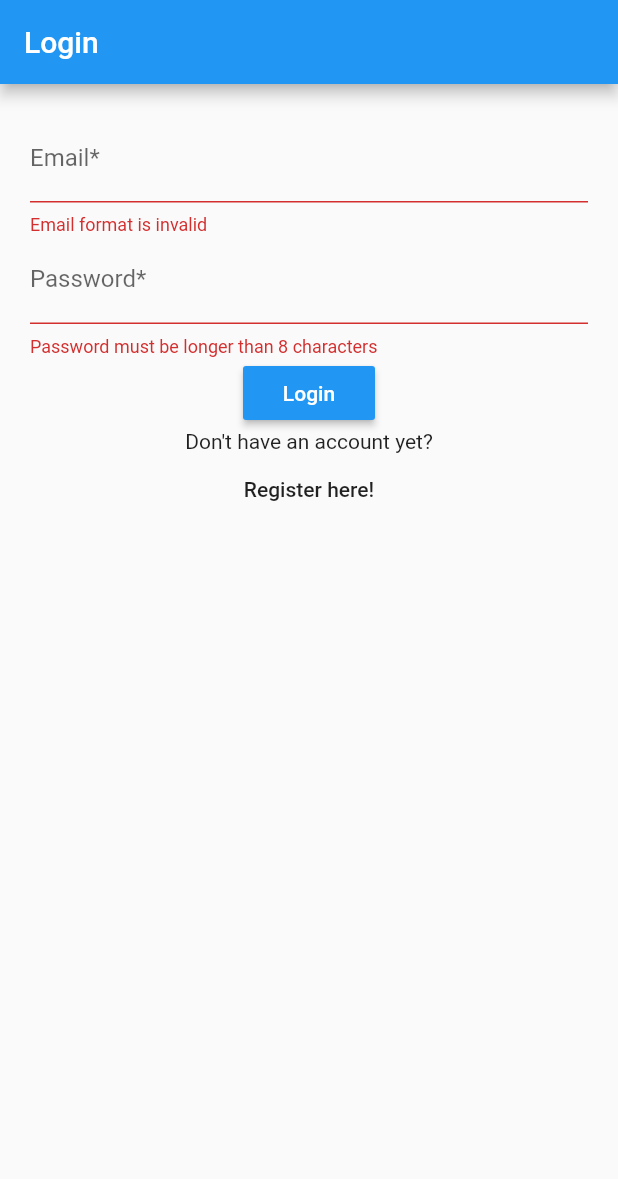
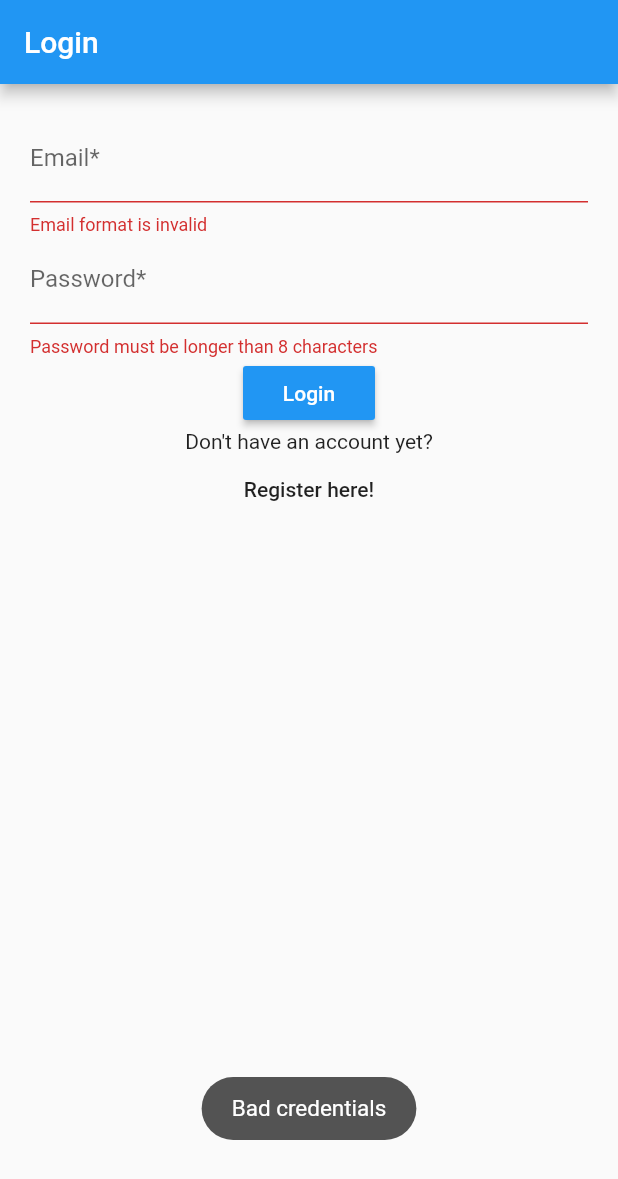
Before and after one commit to jailema/CoronaApp, a Flutter app: the screen it shows after launch, after a tap on "Login", on a phone screen of 412 x 824 dp. Shown: the top 1179 px of the screen. Run offline on Flutter 3.47's test engine with Material 2 defaults, Android fonts, the phone set to English and light mode, and no system bars; our stand-ins replace cloud_firestore, firebase_auth, toast; accounts and stored records are empty.

Commit message:
Fix Bugs

```diff
--- a/lib/login.dart
+++ b/lib/login.dart
@@ -2,6 +2,7 @@ import 'package:flutter/material.dart';
 import 'package:firebase_auth/firebase_auth.dart';
 import 'package:cloud_firestore/cloud_firestore.dart';
 import 'package:app_corona/home.dart';
+import 'package:toast/toast.dart';
 
 class LoginPage extends StatefulWidget {
   LoginPage({Key key}) : super(key: key);
@@ -28,8 +29,11 @@ class _LoginPageState extends State<LoginPage> {
     RegExp regex = new RegExp(pattern);
     if (!regex.hasMatch(value)) {
       return 'Email format is invalid';
-    } else {
-      return null;
+    } else { Toast.show("Bad Credentials",
+        context,
+        duration: Toast.LENGTH_SHORT,
+        gravity: Toast.BOTTOM
+    );
     }
   }
 
@@ -37,7 +41,11 @@ class _LoginPageState extends State<LoginPage> {
     if (value.length < 8) {
       return 'Password must be longer than 8 characters';
     } else {
-      return null;
+      Toast.show("Bad Credentials",
+          context,
+          duration: Toast.LENGTH_SHORT,
+          gravity: Toast.BOTTOM
+      );
     }
   }
 
@@ -87,12 +95,18 @@ class _LoginPageState extends State<LoginPage> {
                                     context,
                                     MaterialPageRoute(
                                         builder: (context) => HomePage(
-                                          title: result["fname"] +
-                                              "'s Tasks",
+                                          title: result["fname"]
+                                          ,
                                           uid: currentUser.uid,
                                         ))))
                                 .catchError((err) => print(err)))
                                 .catchError((err) => print(err));
+                          }else {
+                            Toast.show("Bad credentials",
+                            context,
+                            duration: Toast.LENGTH_SHORT,
+                              gravity: Toast.BOTTOM
+                            );
                           }
                         },
                       ),
--- a/lib/splash.dart
+++ b/lib/splash.dart
@@ -29,7 +29,7 @@ class _SplashPageState extends State<SplashPage> {
                   context,
                   MaterialPageRoute(
                       builder: (context) => HomePage(
-                        title: result["fname"] + "'s Tasks",
+                        title: result["fname"],
                         uid: currentUser.uid,
                       ))))
               .catchError((err) => print(err))
--- a/pubspec.yaml
+++ b/pubspec.yaml
@@ -23,6 +23,7 @@ environment:
 dependencies:
   cloud_firestore: ^0.12.3
   firebase_auth: ^0.11.1+6
+  toast: ^0.1.5
   cupertino_icons: ^0.1.2
 
   flutter:
```
Also changed, not shown: pubspec.lock, 11 other files.
